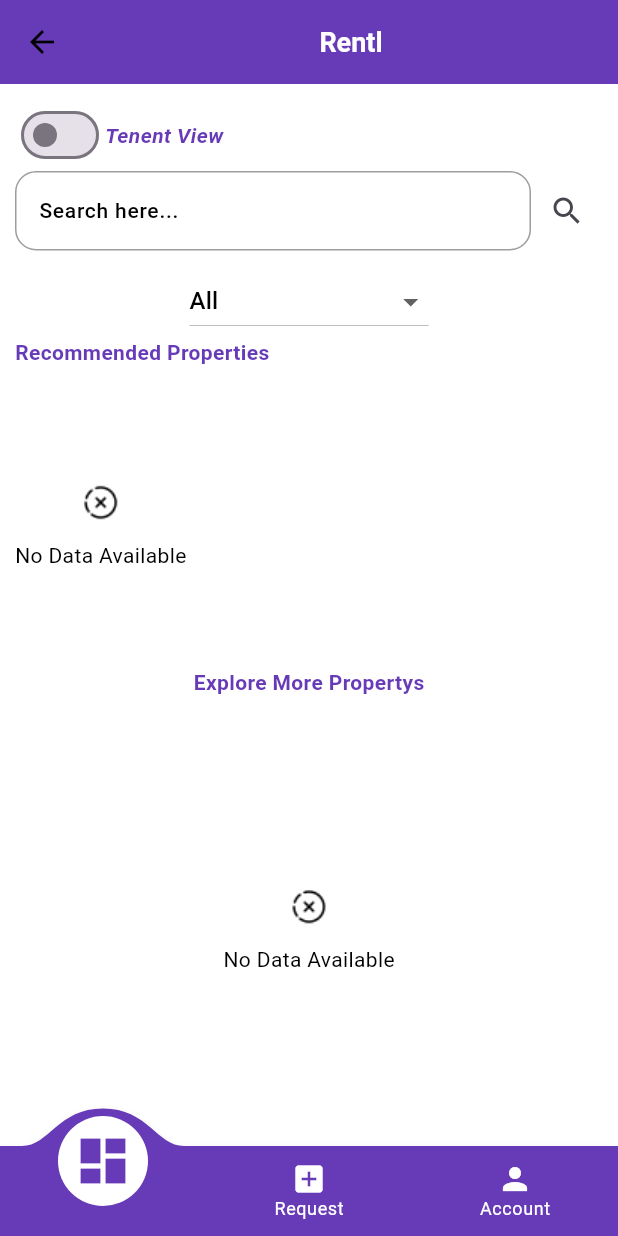
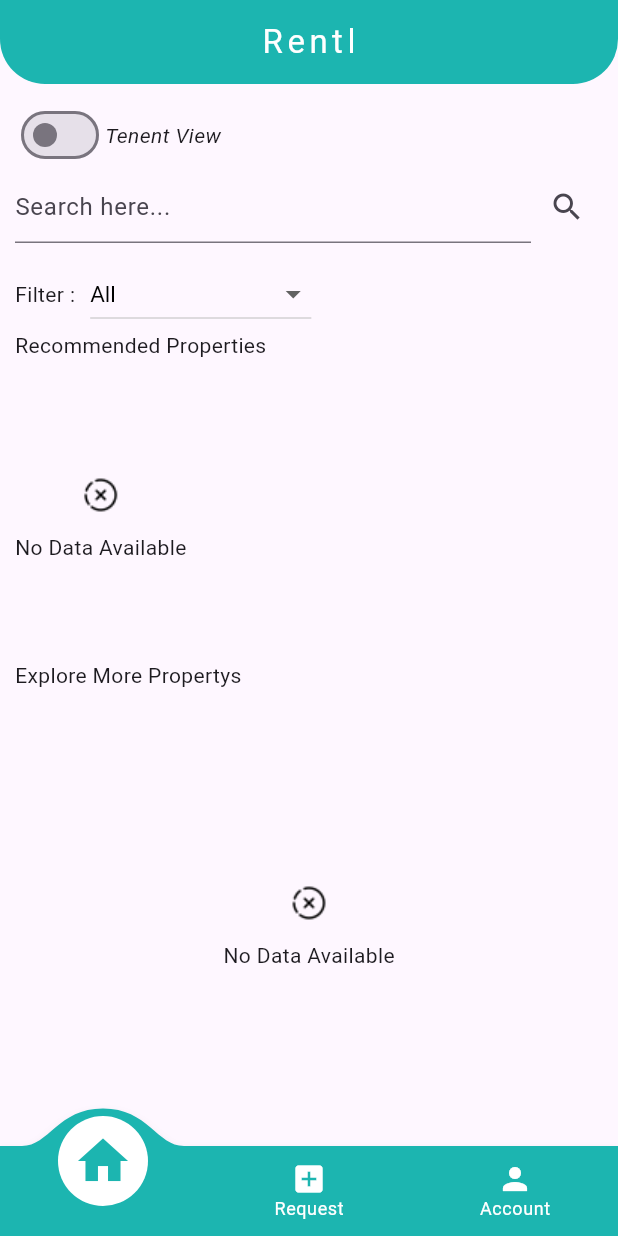
Before and after one commit to yakshpanchal/new_task_bloc_routpage, a Flutter app: the MainScreen screen opened by its route, on a phone screen of 412 x 824 dp. Run offline on Flutter 3.47's test engine with Material 3 defaults, Android fonts, the phone set to English and light mode, and no system bars; drawn by our look-alikes of convex_bottom_bar; our stand-ins replace auto_route, cloud_firestore, csc_picker, firebase_auth, firebase_core; accounts and stored records are empty; network calls fail; Roboto replaces fonts that are missing (poppins).

Commit message:
done the dashboard

```diff
--- a/new_task_bloc_routpage/lib/src/DashBoard/presentation/pages/DashBoard.dart
+++ b/new_task_bloc_routpage/lib/src/DashBoard/presentation/pages/DashBoard.dart
@@ -19,15 +19,31 @@
 
   @override
   Widget build(BuildContext context) {
-    return Scaffold(
-      appBar: AppBar(
+    return MaterialApp(
+      debugShowCheckedModeBanner: false,
+      home: Scaffold(
+        appBar: PreferredSize(
+          preferredSize: const Size.fromHeight(kToolbarHeight),
+          child: ClipRRect(
+            borderRadius: const BorderRadius.only(
+              bottomLeft: Radius.circular(30.0), // Adjust the radius as needed
+              bottomRight: Radius.circular(30.0), // Adjust the radius as needed
+            ),
+            child: AppBar(
               title: const Center(
                 child: Text(
                   'Rentl',
-            style: TextStyle(color: Colors.white),
+                  style: TextStyle(
+                    color: Colors.white,
+                    letterSpacing: 3,
                   ),
                 ),
-        backgroundColor: Colors.deepPurple,
+              ),
+              backgroundColor: Color(0xFF1CB5B0),
+              elevation:
+                  0, // Optional: Set elevation to 0 if you don't want a shadow
+            ),
+          ),
         ),
         body: Padding(
           padding: const EdgeInsets.all(10),
@@ -47,7 +63,14 @@
               const SizedBox(
                 height: 10,
               ),
+              Row(
+                children: [
+                  const Text('Filter :'),
+                  const SizedBox(
+                    width: 10,
+                  ),
                   DropdownButton<String>(
+                    style: const TextStyle(fontSize: 15, color: Colors.black),
                     value: _selectedCategory,
                     onChanged: (String? newValue) {
                       setState(() {
@@ -67,14 +90,16 @@
                       );
                     }).toList(),
                   ),
+                ],
+              ),
 
               const Align(
                 alignment: Alignment.centerLeft,
                 child: Text(
                   'Recommended Properties',
                   style: TextStyle(
-                  color: Colors.deepPurple,
-                  fontWeight: FontWeight.bold,
+                      // color: Colors.deepPurple,
+                      // fontWeight: FontWeight.bold,
                       ),
                 ),
               ),
@@ -85,11 +110,14 @@
               const SizedBox(
                 height: 10,
               ),
-            const Text(
+              const Align(
+                alignment: Alignment.centerLeft,
+                child: Text(
                   'Explore More Propertys',
                   style: TextStyle(
-                color: Colors.deepPurple,
-                fontWeight: FontWeight.bold,
+                      // color: Colors.deepPurple,
+                      // fontWeight: FontWeight.bold,
+                      ),
                 ),
               ),
               const SizedBox(
@@ -122,7 +150,8 @@
                           children: [
                             SizedBox(
                               height: 50,
-                            child: Image.asset('assets/images/delete_icon.png'),
+                              child:
+                                  Image.asset('assets/images/delete_icon.png'),
                             ),
                             const Text('No Data Available'),
                           ],
@@ -200,6 +229,7 @@
             ],
           ),
         ),
+      ),
     );
   }
 
--- a/new_task_bloc_routpage/lib/src/DashBoard/presentation/widgets/tenantViewSwitch.dart
+++ b/new_task_bloc_routpage/lib/src/DashBoard/presentation/widgets/tenantViewSwitch.dart
@@ -24,8 +24,8 @@
           'Tenent View',
           style: TextStyle(
             fontStyle: FontStyle.italic,
-            fontWeight: FontWeight.bold,
-            color: Colors.deepPurple,
+            // fontWeight: FontWeight.bold,
+            // color: Colors.deepPurple,
           ),
         )
       ],
--- a/new_task_bloc_routpage/lib/src/HomeScreen/presentation/main_screen.dart
+++ b/new_task_bloc_routpage/lib/src/HomeScreen/presentation/main_screen.dart
@@ -28,7 +28,7 @@
           body: child,
           bottomNavigationBar: ConvexAppBar(
             items: const [
-              TabItem(icon: Icons.dashboard, title: 'Dashboard'),
+              TabItem(icon: Icons.home, title: 'Dashboard'),
               TabItem(icon: Icons.add_box, title: 'Request'),
               TabItem(icon: Icons.person, title: 'Account'),
             ],
@@ -39,7 +39,7 @@
             },
             color: Colors.white,
             activeColor: Colors.white,
-            backgroundColor: Colors.deepPurple,
+            backgroundColor: Color(0xFF1CB5B0),
           ),
         );
       },
--- a/new_task_bloc_routpage/pubspec.yaml
+++ b/new_task_bloc_routpage/pubspec.yaml
@@ -48,6 +48,7 @@
   equatable: ^2.0.5
   get_it: ^7.6.7
   provider: ^6.1.2
+  injectable: ^2.3.5
 
 dev_dependencies:
   flutter_test:
```
Also changed, not shown: new_task_bloc_routpage/pubspec.lock. Lines whose indentation alone changed are shown as unchanged.
